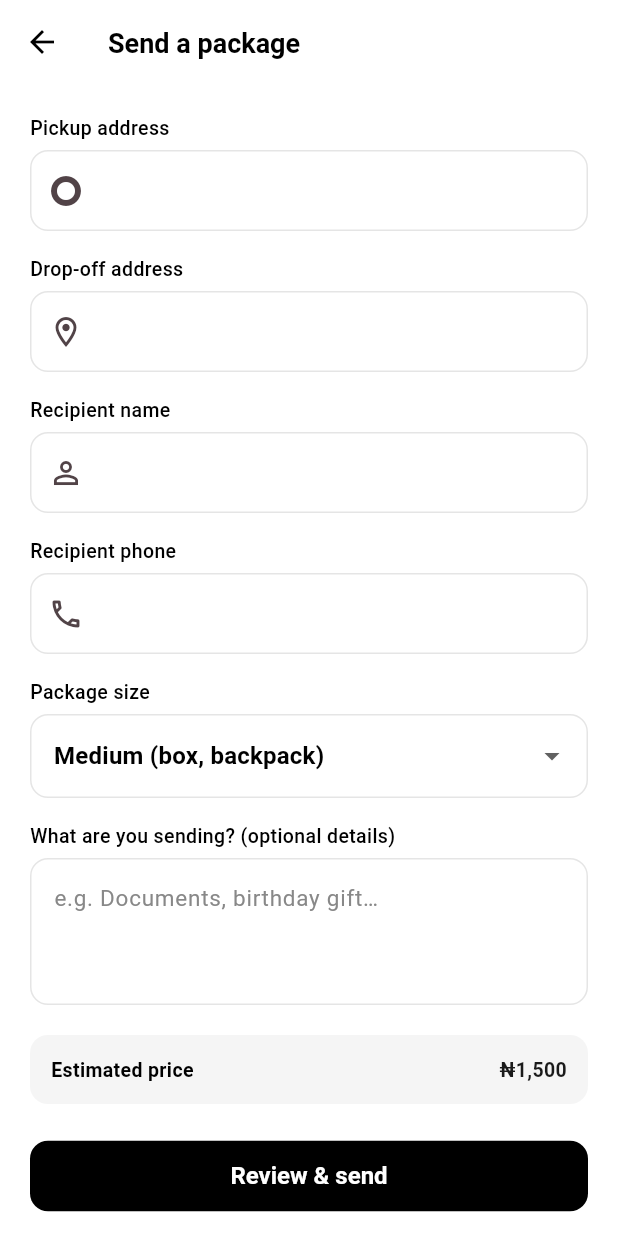
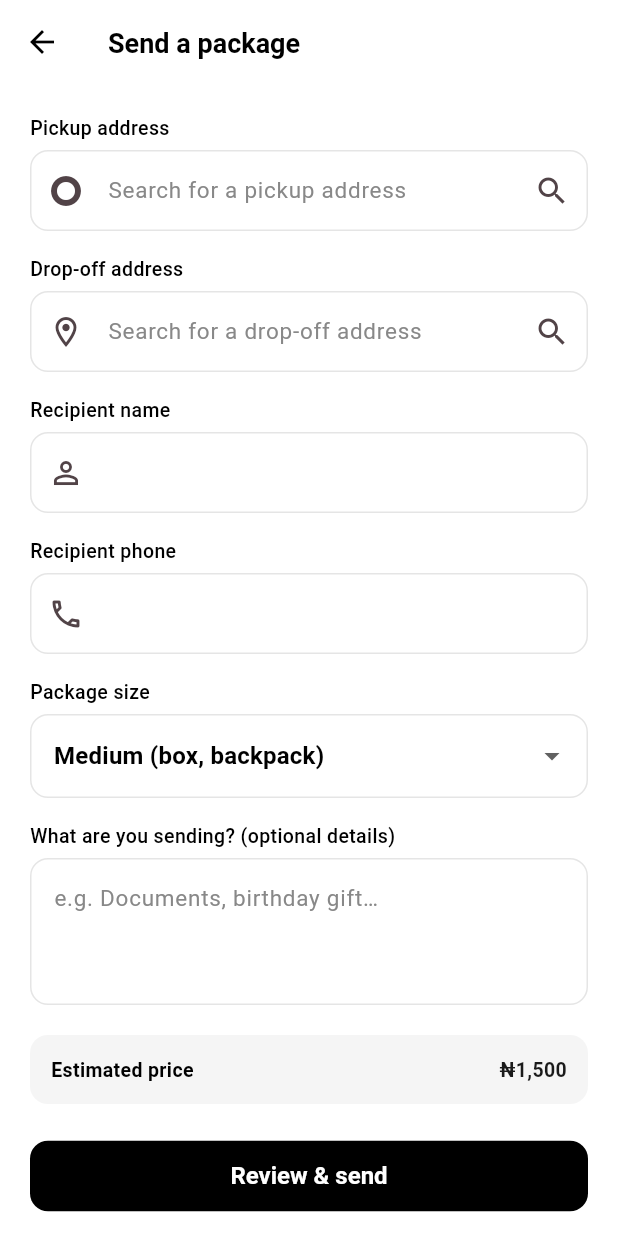
Before and after one commit to MariaD137/ravelgo, a Flutter app: the SendPackageScreen screen opened directly, on a phone screen of 412 x 824 dp. Run offline on Flutter 3.47's test engine with Material 3 defaults, Android fonts, the phone set to English and light mode, and no system bars; our stand-ins replace dotted_border, flutter_dotenv, geolocator, google_maps_flutter, image_picker, share_plus and 1 more; missing offline and left inert: amazon_cognito_identity_dart_2, flutter_stripe; accounts and stored records are empty.

Commit message:
Rider app: wire Send a Package address fields to real address search (#60)
Pickup/drop-off on this screen were plain free-text fields with no address
resolution — a rider could type anything ("7165") and it would be sent as
the address verbatim. Wired both fields to the same Places-backed search
(PlaceSearchScreen) already used by the ride-booking flow: tapping either
field now opens real address autocomplete and fills in a verified address,
instead of accepting arbitrary typed text.

No map is added here — consistent with this session's map-removal work,
address resolution goes through the existing Places search, not a rendered
map widget. The backend's courier-request endpoint only stores address
strings today (no lat/lng), so no API changes were needed.


Claude-Session: https://claude.ai/code/session_012REaxMbtpeYmiZ4EjXVScC

Co-authored-by: Claude <noreply@anthropic.com>

```diff
--- a/user_app/lib/views/Delivery/SendPackageScreen.dart
+++ b/user_app/lib/views/Delivery/SendPackageScreen.dart
@@ -2,8 +2,10 @@ import 'package:flutter/material.dart';
 import 'package:ravelgo_user_app/config/currency.dart';
 import 'package:ravelgo_user_app/services/api_client.dart';
 import 'package:ravelgo_user_app/services/courier_api.dart';
+import 'package:ravelgo_user_app/services/places_api.dart';
 import 'package:ravelgo_user_app/theme/app_theme.dart';
 import 'package:ravelgo_user_app/views/Delivery/DeliveryTrackingScreen.dart';
+import 'package:ravelgo_user_app/views/TexiModule/PlaceSearchScreen.dart';
 
 /// The customer's "send a package" request form. Backed by the real
 /// POST /api/courier-requests — the same endpoint a driver later browses and
@@ -29,6 +31,17 @@ class _SendPackageScreenState extends State<SendPackageScreen> {
   final _descriptionController = TextEditingController();
   String _packageSize = 'MEDIUM';
   bool _sending = false;
+
+  /// Opens the same real, Places-backed address search used by the ride
+  /// booking flow, so pickup/drop-off here resolve to actual verified
+  /// addresses instead of whatever free text a rider happens to type.
+  Future<void> _pickAddress(TextEditingController controller, {required String title, required String hint}) async {
+    final place = await Navigator.of(context).push<PlaceLocation>(
+      MaterialPageRoute(builder: (_) => PlaceSearchScreen(title: title, hint: hint)),
+    );
+    if (place == null || !mounted) return;
+    setState(() => controller.text = place.address);
+  }
 
   @override
   void dispose() {
@@ -103,14 +116,28 @@ class _SendPackageScreenState extends State<SendPackageScreen> {
             _label('Pickup address'),
             TextFormField(
               controller: _pickupController,
-              decoration: const InputDecoration(prefixIcon: Icon(Icons.trip_origin), border: OutlineInputBorder()),
+              readOnly: true,
+              onTap: () => _pickAddress(_pickupController, title: 'Pickup address', hint: 'Search for a pickup address'),
+              decoration: const InputDecoration(
+                prefixIcon: Icon(Icons.trip_origin),
+                suffixIcon: Icon(Icons.search),
+                hintText: 'Search for a pickup address',
+                border: OutlineInputBorder(),
+              ),
               validator: (v) => (v == null || v.trim().isEmpty) ? 'Enter a pickup address' : null,
             ),
             const SizedBox(height: 16),
             _label('Drop-off address'),
             TextFormField(
               controller: _dropoffController,
-              decoration: const InputDecoration(prefixIcon: Icon(Icons.location_on_outlined), border: OutlineInputBorder()),
+              readOnly: true,
+              onTap: () => _pickAddress(_dropoffController, title: 'Drop-off address', hint: 'Search for a drop-off address'),
+              decoration: const InputDecoration(
+                prefixIcon: Icon(Icons.location_on_outlined),
+                suffixIcon: Icon(Icons.search),
+                hintText: 'Search for a drop-off address',
+                border: OutlineInputBorder(),
+              ),
               validator: (v) => (v == null || v.trim().isEmpty) ? 'Enter a drop-off address' : null,
             ),
             const SizedBox(height: 16),
```
